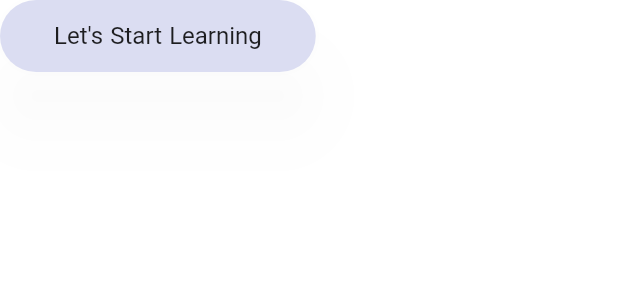
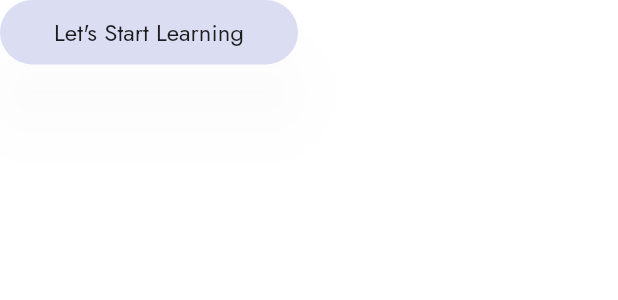
Before and after one commit to itheamc/financial-terms-app-flutter, a Flutter app: the AButton widget shown alone on an empty page, opened directly, on a phone screen of 412 x 824 dp. Shown: the top 300 px of the screen. Run offline on Flutter 3.47's test engine with Material 2 defaults, Android fonts, the phone set to English and light mode, and no system bars; our stand-ins replace connectivity_plus, dio, flutter_sticky_header, get, google_fonts, shared_preferences; accounts and stored records are empty; network calls fail; Roboto replaces fonts that are missing (Arsenal).

Commit message:
Fifth Commit - Minor changes in welcome screen

```diff
--- a/lib/components/a_button.dart
+++ b/lib/components/a_button.dart
@@ -45,8 +45,7 @@ class AButton extends StatelessWidget {
             padding: padding ??
                 EdgeInsets.symmetric(
                   horizontal: FinancialTermsAppTheme.paddingXXXLarge,
-                  vertical: FinancialTermsAppTheme.paddingSmall +
-                      FinancialTermsAppTheme.paddingXXSmall,
+                  vertical: FinancialTermsAppTheme.paddingSmall,
                 ),
             child: child ??
                 Text(
--- a/lib/pages/welcome_page.dart
+++ b/lib/pages/welcome_page.dart
@@ -34,20 +34,46 @@ class _WelcomePageState extends State<WelcomePage> {
                 mainAxisSize: MainAxisSize.min,
                 crossAxisAlignment: CrossAxisAlignment.start,
                 children: [
-                  Text(
-                    "Hello There,",
-                    style: GoogleFonts.arsenal(
-                      fontSize: 24.0,
+                  ShaderMask(
+                    blendMode: BlendMode.srcATop,
+                    shaderCallback: (Rect bounds) {
+                      return LinearGradient(
+                        colors: [
+                          theme.primaryColor,
+                          theme.colorScheme.secondary,
+                        ],
+                        begin: Alignment.topCenter,
+                        end: Alignment.bottomCenter,
+                      ).createShader(bounds);
+                    },
+                    child: Text(
+                      "Hello,",
+                      style: GoogleFonts.jost(
+                        fontSize: 24.0,
+                      ),
                     ),
                   ),
                   SizedBox(
                     height: FinancialTermsAppTheme.paddingXSmall,
                   ),
-                  Text(
-                    "Welcome to Financial Terms!",
-                    style: GoogleFonts.arsenal(
-                      fontSize: 24.0,
-                      fontWeight: FontWeight.bold,
+                  ShaderMask(
+                    blendMode: BlendMode.srcATop,
+                    shaderCallback: (Rect bounds) {
+                      return LinearGradient(
+                        colors: [
+                          theme.primaryColor,
+                          theme.colorScheme.secondary,
+                        ],
+                        begin: Alignment.topCenter,
+                        end: Alignment.bottomCenter,
+                      ).createShader(bounds);
+                    },
+                    child: Text(
+                      "Welcome to Financial Terms!",
+                      style: GoogleFonts.jost(
+                        fontSize: 28.0,
+                        fontWeight: FontWeight.bold,
+                      ),
                     ),
                   ),
                 ],
@@ -68,7 +94,7 @@ class _WelcomePageState extends State<WelcomePage> {
               Get.offNamed(Routes.home);
             },
             label: "Let's Start Learning",
-            labelStyle: GoogleFonts.arsenal(
+            labelStyle: GoogleFonts.jost(
               fontSize: 16.0,
             ),
           ),
```
